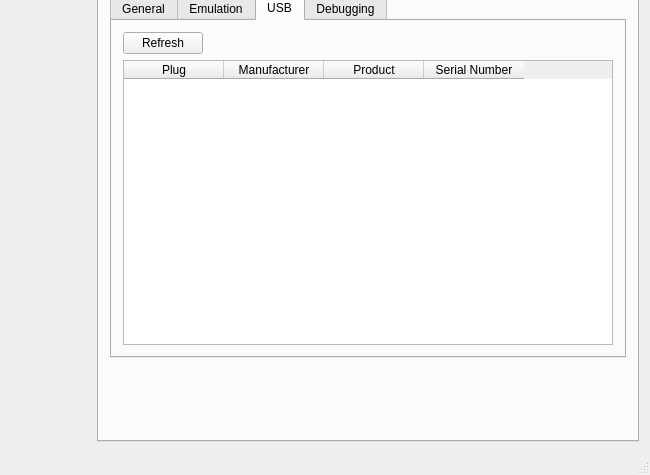
CE-Programming/CEmu, file gui/qt/mainwindow.ui: the form before one commit; both pictures show x 360 to 1010 and y 530 to 1005 of the 1010 by 1005 pixel window.
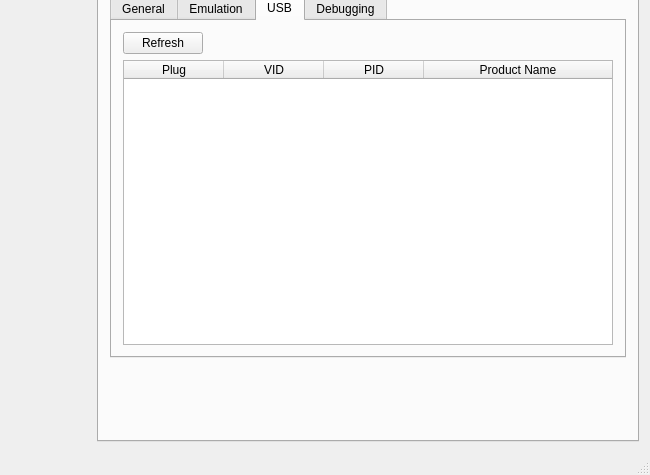
The form after the commit. The open tabs and pages were chosen to show the change. Icons and pictures are not drawn. Custom widgets are drawn as their Qt base class.

Commit message: make it so mateo can understand the usb window

```diff
--- a/gui/qt/mainwindow.ui
+++ b/gui/qt/mainwindow.ui
@@ -8899,7 +8899,7 @@
                <number>30</number>
               </attribute>
               <attribute name="horizontalHeaderStretchLastSection">
-               <bool>false</bool>
+               <bool>true</bool>
               </attribute>
               <attribute name="verticalHeaderVisible">
                <bool>false</bool>
@@ -8914,17 +8914,17 @@
               </column>
               <column>
                <property name="text">
-                <string>Manufacturer</string>
+                <string>VID</string>
                </property>
               </column>
               <column>
                <property name="text">
-                <string>Product</string>
+                <string>PID</string>
                </property>
               </column>
               <column>
                <property name="text">
-                <string>Serial Number</string>
+                <string>Product Name</string>
                </property>
               </column>
              </widget>
```
Left out of the diff: 2 changed lines with no effect on the pictures. The commit also changes 2 other files.
